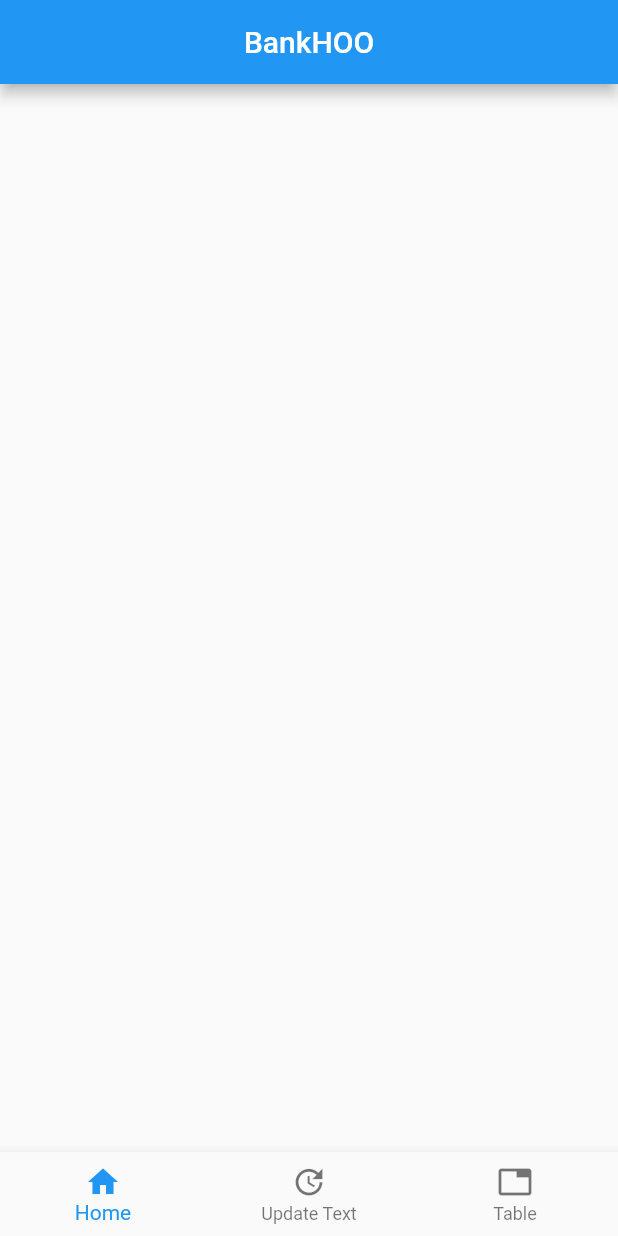
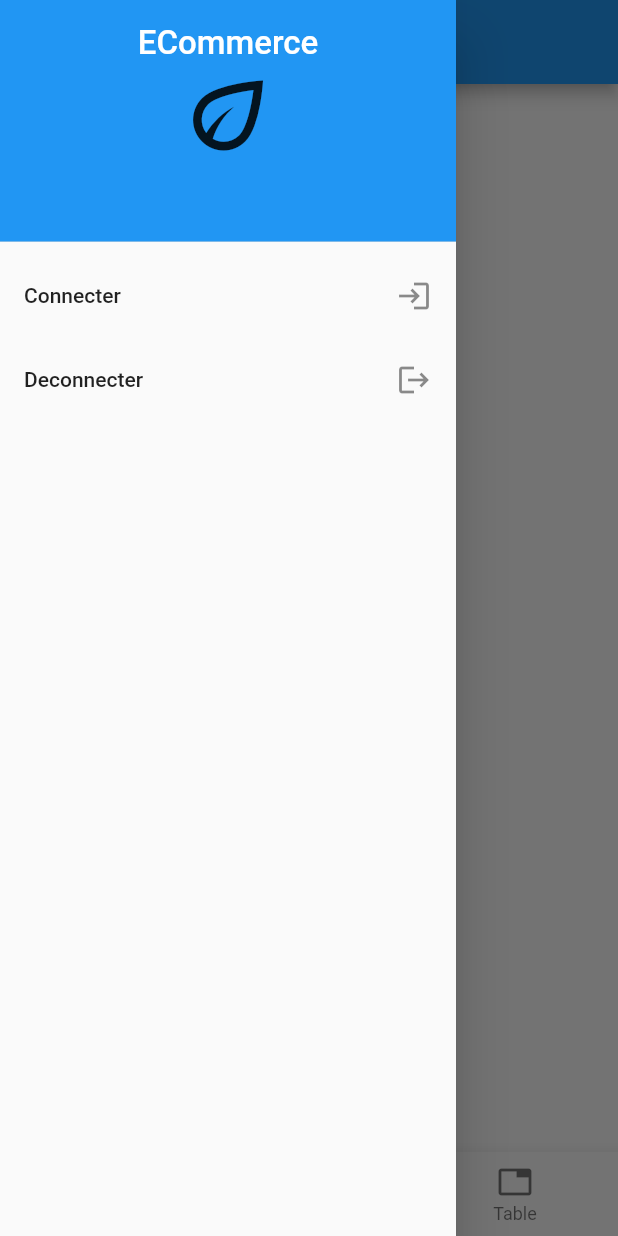
Before and after one commit to Djeevs-Jean/flutter_esih_ecommerce, a Flutter app: the screen it shows after launch, with the side drawer open (before the commit the screen has no drawer), on a phone screen of 412 x 824 dp. Run offline on Flutter 3.47's test engine with Material 2 defaults, Android fonts, the phone set to English and light mode, and no system bars.

Commit message:
add drawer

```diff
--- a/lib/main.dart
+++ b/lib/main.dart
@@ -1,4 +1,6 @@
 import 'package:flutter/material.dart';
+import 'package:bankhoo/wish.dart';
+import 'package:bankhoo/theme.dart';
 
 void main() {
   runApp(const MainScreen());
@@ -13,7 +15,8 @@ class MainScreen extends StatefulWidget {
 
 class _MainScreenState extends State<MainScreen> {
 
-  List<Widget> listWidget = const [BodyMainScreen(), ];
+  List<Widget> listWidget = const [BodyMainScreen(), WishScreen() ];
+  List<String> listTitle = const ["BankHOO", "Wish" ];
   int selectedIndex = 0;
   @override
   Widget build(BuildContext context) {
@@ -23,9 +26,30 @@ class _MainScreenState extends State<MainScreen> {
         primarySwatch: Colors.blue,
       ),
       home: Scaffold(
+        drawer: Drawer(
+          child: ListView(
+            children: [
+              DrawerHeader(
+                decoration: const BoxDecoration(color: Colors.blue),
+                child: Column(
+                  children: const[
+                      Center(child: Text("ECommerce", style: AppTheme.titleDrawerHead,)),
+                      SizedBox(
+                        height: 20,
+                        child: Icon(Icons.eco_outlined, size: 70,),
+                      ),
+                    ],
+                  ),
+              ),
+
+              ListTile( title: const Text("Connecter"), trailing: const Icon(Icons.login), onTap: (){},),
+              ListTile( title: const Text("Deconnecter"), trailing: const Icon(Icons.logout), onTap: (){},),
+            ],
+          ),
+        ),
         // appBar
         appBar: AppBar(
-          title: const Center(child: Text("BankHOO")),
+          title: Center(child: Text(listTitle.elementAt(selectedIndex))),
         ),
         // body
         body: SingleChildScrollView(
@@ -63,7 +87,12 @@ class _BodyMainScreenState extends State<BodyMainScreen> {
 
   @override
   Widget build(BuildContext context) {
-    return Container();
+    return Container(
+      margin: const EdgeInsets.all(10),
+      child: Column(children: const[
+        Text("List Article")
+      ]),
+    );
   }
 
 }
--- /dev/null
+++ b/lib/theme.dart
@@ -0,0 +1,9 @@
+import 'package:flutter/material.dart';
+
+class AppTheme{
+
+  static const TextStyle titleDrawerHead = TextStyle(
+    fontSize: 22,
+    color: Colors.white
+  );
+}
--- /dev/null
+++ b/lib/wish.dart
@@ -0,0 +1,18 @@
+
+import 'package:flutter/material.dart';
+
+class WishScreen extends StatefulWidget {
+  const WishScreen({Key? key}) : super(key: key);
+
+  @override
+  State<WishScreen> createState() => _WishScreenState();
+}
+
+class _WishScreenState extends State<WishScreen> {
+
+  @override
+  Widget build(BuildContext context) {
+    return Container();
+  }
+
+}
```
